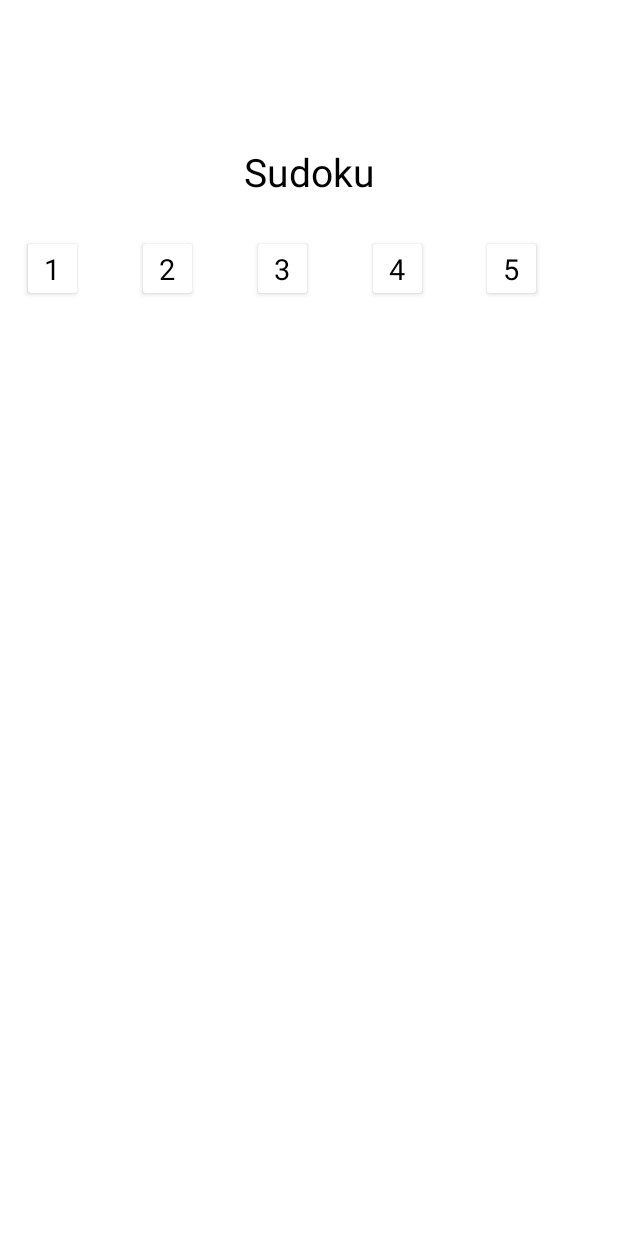
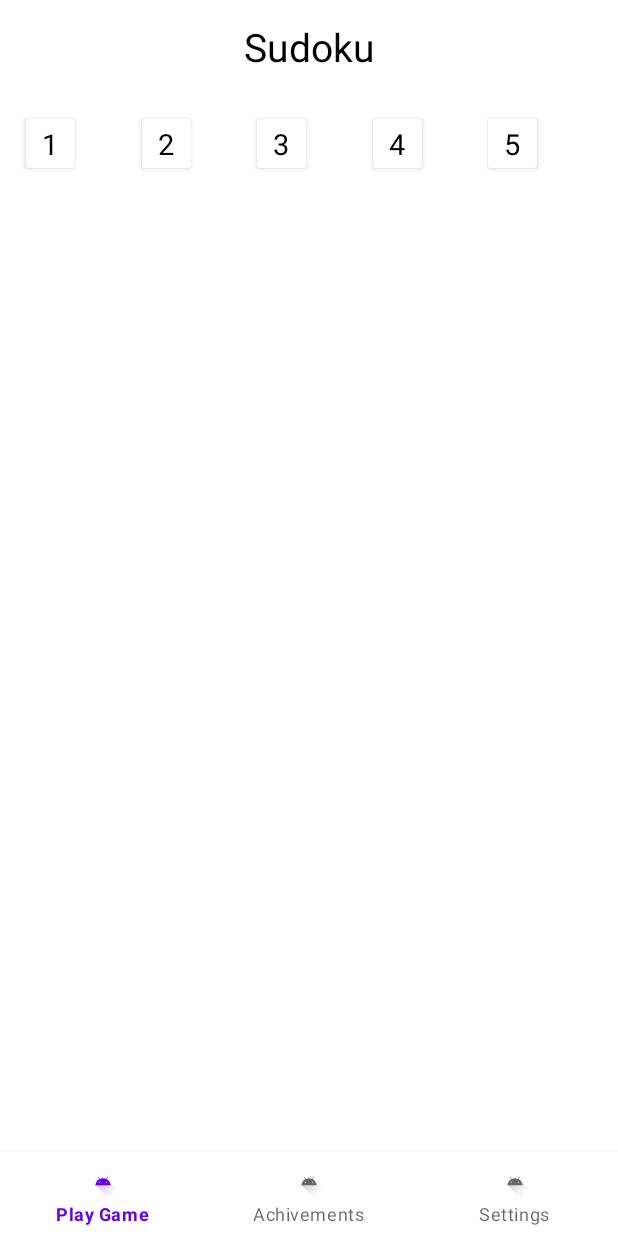
Before and after one commit to ugursnr/Sudoku, an Android app: the screen it shows after launch (MainActivity), on a phone screen of 412 x 824 dp. Run offline under Robolectric (Android 15) with nearby library versions, the phone set to English and light mode, and no system bars; our stand-ins replace navigation-ui, sdp/ssp sizes.

Commit message:
Bottom navigation menu implemented.

```diff
--- a/app/src/main/java/com/ugurrsnr/sudoku/view/MainActivity.kt
+++ b/app/src/main/java/com/ugurrsnr/sudoku/view/MainActivity.kt
@@ -3,14 +3,34 @@ package com.ugurrsnr.sudoku.view
 import android.content.Intent
 import androidx.appcompat.app.AppCompatActivity
 import android.os.Bundle
+import androidx.navigation.fragment.NavHostFragment
+import androidx.navigation.ui.NavigationUI
+import com.google.android.material.bottomnavigation.BottomNavigationView
+import com.ugurrsnr.sudoku.R
 import com.ugurrsnr.sudoku.databinding.ActivityMainBinding
 
 class MainActivity : AppCompatActivity() {
+
     private lateinit var binding : ActivityMainBinding
     override fun onCreate(savedInstanceState: Bundle?) {
         super.onCreate(savedInstanceState)
         binding = ActivityMainBinding.inflate(layoutInflater)
         setContentView(binding.root)
 
+        //TODO: Bottom menu items will not contain text, only image. It will fixed at the end.
+        /**
+         * Not : Every item's id in bottom_menu.xml should be equal with fragment's ids in nav_graph
+         */
+
+        //initialize bottom navigation
+        val bottomNavigation = binding.bottomNavigation
+
+        //navController
+        val navHostFragment = supportFragmentManager.findFragmentById(R.id.fragmentContainerView) as NavHostFragment
+        val navController = navHostFragment.navController
+
+        //connecting navigation with bottom menu
+        NavigationUI.setupWithNavController(bottomNavigation,navController)
+
     }
 }
--- a/app/src/main/res/layout/activity_main.xml
+++ b/app/src/main/res/layout/activity_main.xml
@@ -11,13 +11,25 @@
     <androidx.fragment.app.FragmentContainerView
         android:id="@+id/fragmentContainerView"
         android:name="androidx.navigation.fragment.NavHostFragment"
-        android:layout_width="409dp"
-        android:layout_height="657dp"
+        android:layout_width="match_parent"
+        android:layout_height="0dp"
         app:defaultNavHost="true"
         app:navGraph="@navigation/nav_graph"
         app:layout_constraintTop_toTopOf="parent"
         app:layout_constraintEnd_toEndOf="parent"
         app:layout_constraintStart_toStartOf="parent"
         app:layout_constraintBottom_toBottomOf="parent"
- />
+    />
+
+    <com.google.android.material.bottomnavigation.BottomNavigationView
+        android:id="@+id/bottomNavigation"
+        android:layout_width="match_parent"
+        android:layout_height="wrap_content"
+        app:layout_constraintStart_toStartOf="parent"
+        app:layout_constraintEnd_toEndOf="parent"
+        app:layout_constraintBottom_toBottomOf="parent"
+        app:menu="@menu/bottom_menu"
+
+        />
+
 </androidx.constraintlayout.widget.ConstraintLayout>
--- /dev/null
+++ b/app/src/main/res/menu/bottom_menu.xml
@@ -0,0 +1,16 @@
+<?xml version="1.0" encoding="utf-8"?>
+<menu xmlns:android="http://schemas.android.com/apk/res/android">
+    <item
+        android:title="Play Game"
+        android:icon="@drawable/ic_launcher_foreground"
+        android:id="@+id/homeFragment"/>
+    <item
+        android:title="Achivements"
+        android:icon="@drawable/ic_launcher_foreground"
+        android:id="@+id/achivementsFragment"/>
+    <item
+        android:title="Settings"
+        android:icon="@drawable/ic_launcher_foreground"
+        android:id="@+id/settingsFragment"/>
+
+</menu>
--- a/app/src/main/res/navigation/nav_graph.xml
+++ b/app/src/main/res/navigation/nav_graph.xml
@@ -19,4 +19,14 @@
         android:name="com.ugurrsnr.sudoku.view.GameFragment"
         android:label="fragment_game"
         tools:layout="@layout/fragment_game" />
+    <fragment
+        android:id="@+id/achivementsFragment"
+        android:name="com.ugurrsnr.sudoku.view.AchivementsFragment"
+        android:label="fragment_achivements"
+        tools:layout="@layout/fragment_achivements" />
+    <fragment
+        android:id="@+id/settingsFragment"
+        android:name="com.ugurrsnr.sudoku.view.SettingsFragment"
+        android:label="fragment_settings"
+        tools:layout="@layout/fragment_settings" />
 </navigation>
```
Also changed, not shown: app/src/main/java/com/ugurrsnr/sudoku/view/AchivementsFragment.kt (added, +22 -0 lines), app/src/main/java/com/ugurrsnr/sudoku/view/SettingsFragment.kt (added, +24 -0 lines), app/src/main/res/layout/fragment_achivements.xml (added, +14 -0 lines), app/src/main/res/layout/fragment_settings.xml (added, +14 -0 lines).
